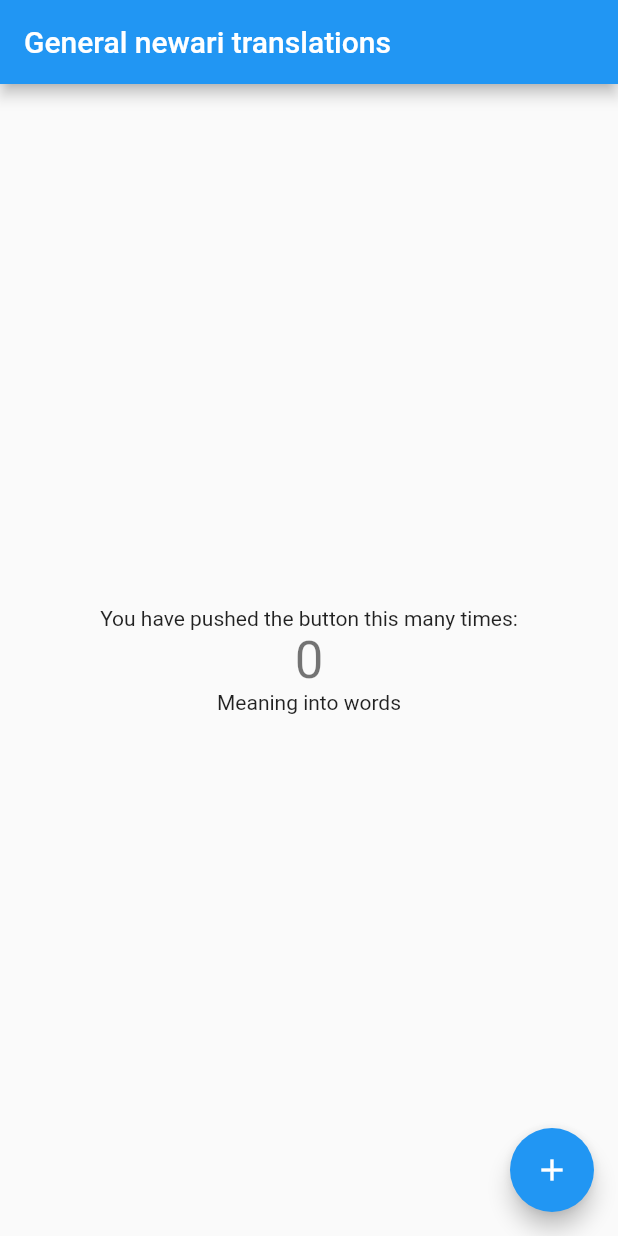
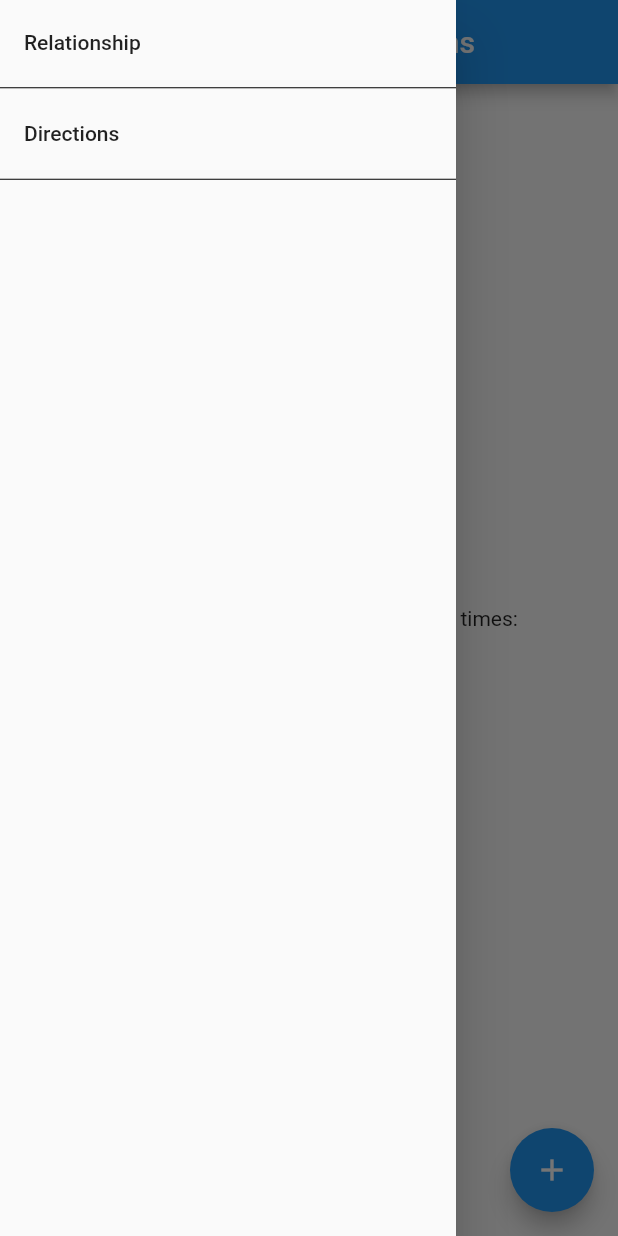
Before and after one commit to inirpa/general_newari, a Flutter app: the screen it shows after launch, with the side drawer open (before the commit the screen has no drawer), on a phone screen of 412 x 824 dp. Run offline on Flutter 3.47's test engine with Material 2 defaults, Android fonts, the phone set to English and light mode, and no system bars.

Commit message:
side menu

```diff
--- a/lib/main.dart
+++ b/lib/main.dart
@@ -1,4 +1,7 @@
 import 'package:flutter/material.dart';
+
+// pages
+import './relationship.dart';
 
 void main() => runApp(MyApp());
 
@@ -71,6 +74,31 @@ class _MyHomePageState extends State<MyHomePage> {
         // the App.build method, and use it to set our appbar title.
         title: Text(widget.title),
       ),
+      drawer: new Drawer(
+        child: ListView(
+          children: <Widget>[
+            new ListTile(
+              title: new Text('Relationship'),
+              onTap: (){
+                Navigator.push(context, new MaterialPageRoute(
+                  builder: (BuildContext context) => new Relationship())
+                );
+              },
+            ),
+            new Divider(
+              color: Colors.black,
+              height: 5.0,
+            ),
+            new ListTile(
+              title: new Text('Directions'),
+            ),
+            new Divider(
+              color: Colors.black,
+              height: 5.0,
+            ),
+          ],
+        ),
+      ),
       body: Center(
         // Center is a layout widget. It takes a single child and positions it
         // in the middle of the parent.
--- /dev/null
+++ b/lib/relationship.dart
@@ -0,0 +1,16 @@
+import 'package:flutter/material.dart';
+
+
+class Relationship extends StatefulWidget {
+  @override
+  _RelationshipState createState() => _RelationshipState();
+}
+
+class _RelationshipState extends State<Relationship> {
+  @override
+  Widget build(BuildContext context) {
+    return Container(
+
+    );
+  }
+}
```
